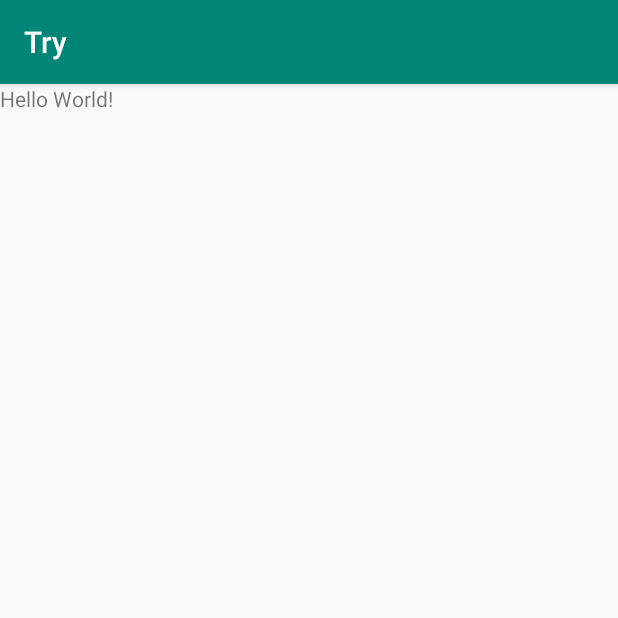
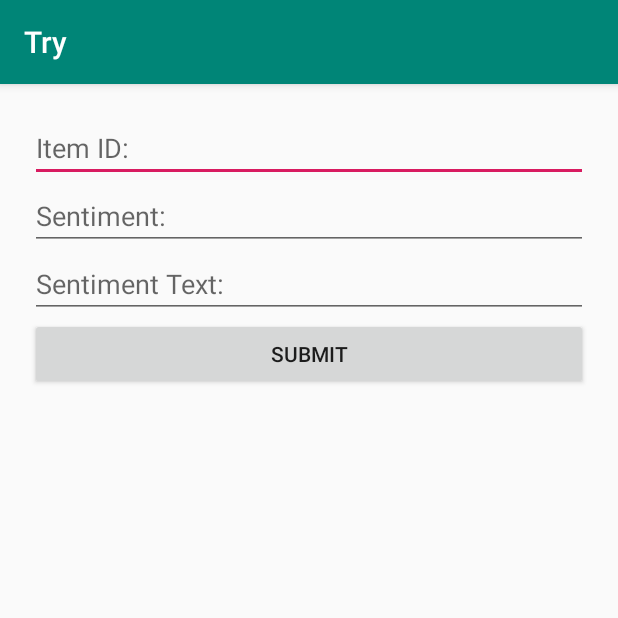
Before and after one commit to IronClad1607/Integration-Using-Azure, an Android app: the screen it shows after launch (MainActivity), on a phone screen of 412 x 824 dp, the top half of it. Run offline under Robolectric (Android 15) with nearby library versions, the phone set to English and light mode, and no system bars.

Commit message:
Layout Ready

```diff
--- a/app/src/main/res/layout/activity_main.xml
+++ b/app/src/main/res/layout/activity_main.xml
@@ -4,15 +4,44 @@
     xmlns:tools="http://schemas.android.com/tools"
     android:layout_width="match_parent"
     android:layout_height="match_parent"
+    android:orientation="vertical"
+    android:padding="20dp"
     tools:context=".MainActivity">
 
+    <EditText
+        android:id="@+id/etID"
+        android:layout_width="match_parent"
+        android:layout_height="wrap_content"
+        android:hint="@string/item_id"
+        android:inputType="number" />
+
+    <EditText
+        android:id="@+id/etSentiment"
+        android:layout_width="match_parent"
+        android:layout_height="wrap_content"
+        android:hint="@string/sentiment"
+        android:inputType="number" />
+
+    <EditText
+        android:id="@+id/etSentimentText"
+        android:layout_width="match_parent"
+        android:layout_height="wrap_content"
+        android:hint="@string/sentiment_text"
+        android:inputType="text" />
+
+    <Button
+        android:id="@+id/btnSubmit"
+        android:layout_width="match_parent"
+        android:layout_height="wrap_content"
+        android:text="@string/submit" />
+
     <TextView
-        android:layout_width="wrap_content"
+        android:id="@+id/tvAnswer"
+        android:layout_width="match_parent"
         android:layout_height="wrap_content"
-        android:text="Hello World!"
-        app:layout_constraintBottom_toBottomOf="parent"
-        app:layout_constraintLeft_toLeftOf="parent"
-        app:layout_constraintRight_toRightOf="parent"
-        app:layout_constraintTop_toTopOf="parent" />
+        android:gravity="center"
+        android:textColor="@android:color/black"
+        android:textSize="20sp"
+        tools:text="Positive or Negative" />
 
 </LinearLayout>
--- a/app/src/main/res/values/strings.xml
+++ b/app/src/main/res/values/strings.xml
@@ -1,3 +1,7 @@
 <resources>
     <string name="app_name">Try</string>
+    <string name="item_id">Item ID:</string>
+    <string name="sentiment">Sentiment:</string>
+    <string name="sentiment_text">Sentiment Text:</string>
+    <string name="submit">Submit</string>
 </resources>
```
